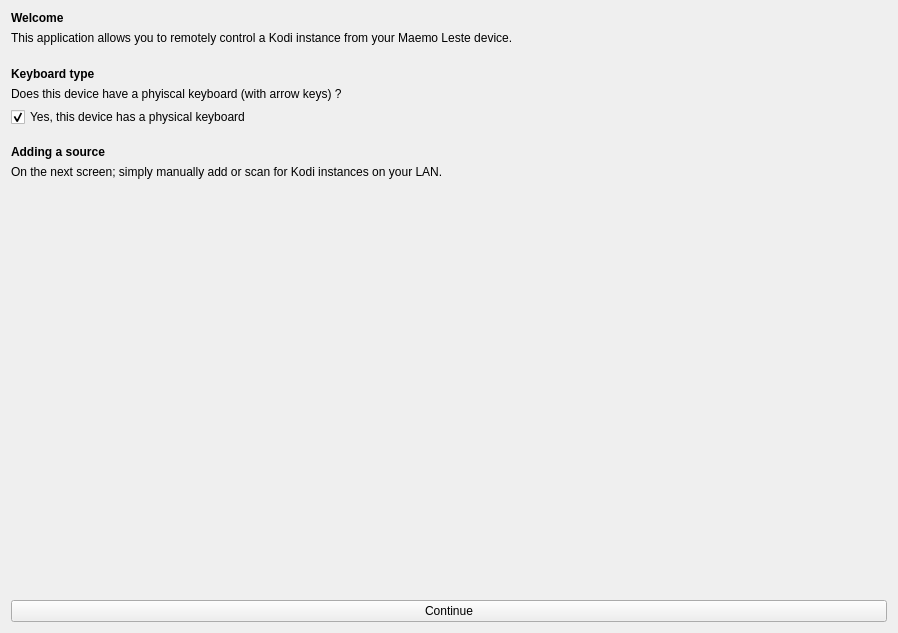
Qt form src/mainwindow.ui (maemo-leste-extras/maemo-kodi-remote) before a commit.
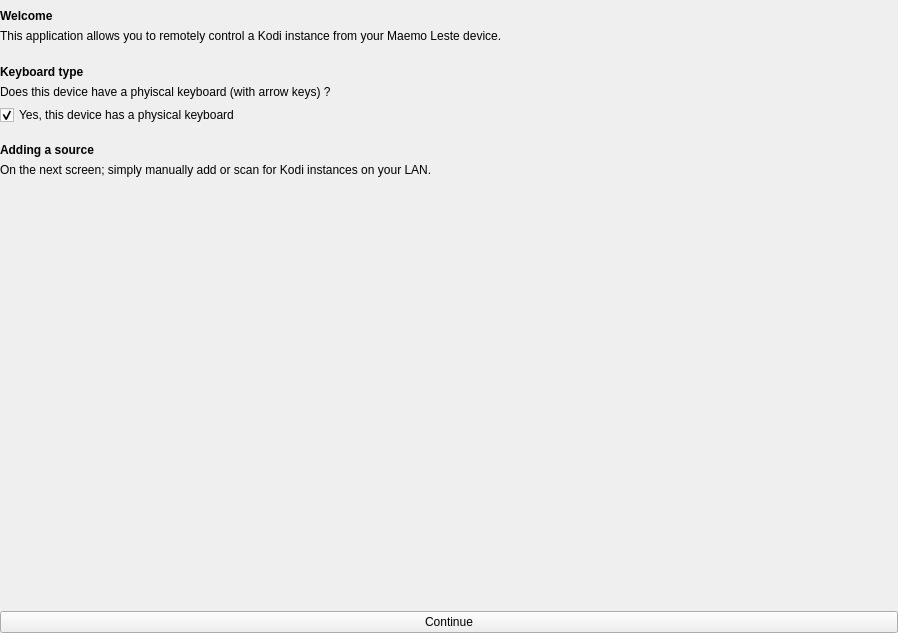
The same form after that commit. Icons and pictures are not drawn.

Commit message: remove appicons.scsn

```diff
--- a/src/mainwindow.ui
+++ b/src/mainwindow.ui
@@ -88,6 +88,18 @@
       </widget>
       <widget class="QWidget" name="page_welcome">
        <layout class="QVBoxLayout" name="verticalLayout_2">
+        <property name="leftMargin">
+         <number>0</number>
+        </property>
+        <property name="topMargin">
+         <number>9</number>
+        </property>
+        <property name="rightMargin">
+         <number>0</number>
+        </property>
+        <property name="bottomMargin">
+         <number>0</number>
+        </property>
         <item>
          <widget class="QLabel" name="label">
           <property name="font">
```
The commit also changes 1 other file.
